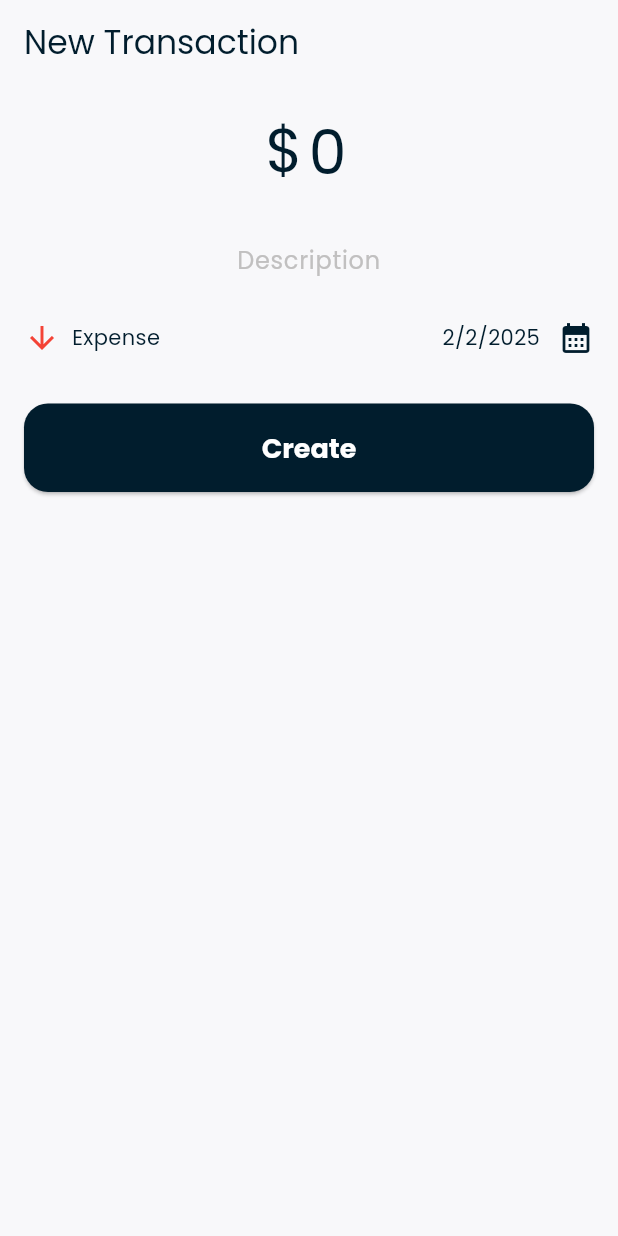
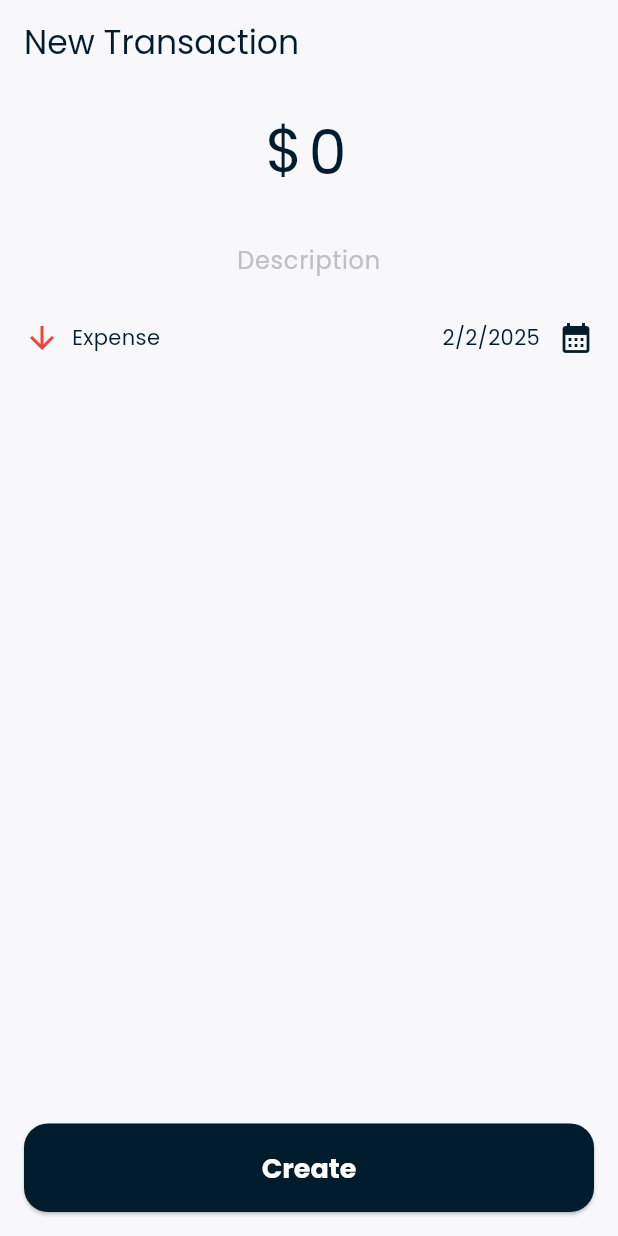
Before and after one commit to henriquezanfa/our_budget, a Flutter app: the UpsertTransactionWidget widget shown alone on an empty page, opened directly, on a phone screen of 412 x 824 dp. Run offline on Flutter 3.47's test engine with Material 3 defaults, Android fonts, the light colour scheme and no system bars; our stand-ins replace bloc, cloud_firestore, firebase_auth, firebase_core, flutter_bloc, fpdart and 5 more; accounts and stored records are empty; generated files the repository leaves out were written again.

Commit message:
feat: add resizeToAvoidBottomInset parameter to OBScreen for better layout handling

```diff
--- a/packages/app/lib/features/transactions/presentation/widgets/upsert_transaction_widget.dart
+++ b/packages/app/lib/features/transactions/presentation/widgets/upsert_transaction_widget.dart
@@ -22,7 +22,10 @@ class UpsertTransactionWidget extends StatelessWidget {
 
   @override
   Widget build(BuildContext context) {
-    return BlocListener<TransactionsBloc, TransactionsState>(
+    return GestureDetector(
+      behavior: HitTestBehavior.opaque,
+      onTap: () {}, // to cancel the unfocus from the parent
+      child: BlocListener<TransactionsBloc, TransactionsState>(
         listener: (context, state) {
           if (state is TransactionsError) {
             final theme = Theme.of(context);
@@ -38,11 +41,9 @@ class UpsertTransactionWidget extends StatelessWidget {
             Navigator.of(context).pop();
           }
         },
-      child: OBScreen.secondary(
-        title: 'New Transaction',
-        children: [
-          SliverToBoxAdapter(child: _TransactionView(transaction: transaction)),
-        ],
+        child: _TransactionView(
+          transaction: transaction,
+        ),
       ),
     );
   }
@@ -82,7 +83,7 @@ class _TransactionViewState extends State<_TransactionView> {
 
     _selectedAccountId = transaction?.accountId;
     _category = transaction?.category;
-    _type = transaction?.type;
+    _type = transaction?.type ?? MoneyTransactionType.outcome;
     _selectedDate = transaction?.date ?? DateTime.now();
 
     _amountController.addListener(() => setState(() {}));
@@ -91,66 +92,31 @@ class _TransactionViewState extends State<_TransactionView> {
 
   @override
   Widget build(BuildContext context) {
-    return Form(
+    return BlocListener<TransactionsBloc, TransactionsState>(
+      listener: (context, state) {
+        if (state is AccountsAndCategoriesState) {
+          _selectedAccountId = state.accounts.first.id;
+        }
+      },
+      child: OBScreen.secondary(
+        title: 'New Transaction',
+        bottomWidget: Padding(
+          padding: EdgeInsets.only(
+            bottom: MediaQuery.of(context).viewInsets.bottom,
+          ),
+          child: OBElevatedButton(
+            text: _isEditing ? 'Update' : 'Create',
+            onPressed: _onTap,
+          ),
+        ),
+        children: [
+          SliverToBoxAdapter(
+            child: Form(
               child: Column(
+                crossAxisAlignment: CrossAxisAlignment.stretch,
                 children: [
-          const AmountInputText(),
-          // OBTextField(
-          //   controller: _amountController,
-          //   autofocus: true,
-          //   labelText: 'Amount',
-          //   keyboardType: const TextInputType.numberWithOptions(
-          //     decimal: true,
-          //   ),
-          //   inputTextFormatters: [
-          //     FilteringTextInputFormatter.allow(RegExp('[0-9.]')),
-          //     TextInputFormatter.withFunction((oldValue, newValue) {
-          //       final text = newValue.text;
-          //       return text.isEmpty
-          //           ? newValue
-          //           : double.tryParse(text) == null
-          //               ? oldValue
-          //               : newValue;
-          //     }),
-          //   ],
-          // ),
+                  AmountInputText(controller: _amountController),
                   DescriptionInputText(controller: _descriptionController),
-          // OBTextField(
-          //   controller: _descriptionController,
-          //   labelText: 'Description',
-          // ),
-          // TODO: achar um jeito melhor de lidar com conta porque quando só
-          //  tem uma, o widget adiciona a padding mesmo com Offstage
-          // BlocBuilder<TransactionsBloc, TransactionsState>(
-          //   buildWhen: (_, current) => current is AccountsAndCategoriesState,
-          //   builder: (context, state) {
-          //     if (state is AccountsAndCategoriesState) {
-          //       accounts = state.accounts;
-          //       if (accounts.isNotEmpty && _selectedAccountName == null) {
-          //         _selectedAccountName = accounts.first.name;
-          //         _selectedAccountId = accounts.first.id;
-          //       }
-          //     }
-
-          //     if (accounts.length == 1) {
-          //       return const Offstage();
-          //     }
-
-          //     return OBFieldSelection(
-          //       labelText: 'Account',
-          //       items: accounts.map((e) => e.name).toList(),
-          //       initialSelectedItem: _selectedAccountName,
-          //       onSelectionChanged: (selection) => setState(() {
-          //         _selectedAccountId = accounts
-          //             .firstWhereOrNull(
-          //               (element) => element.name == selection,
-          //             )
-          //             ?.id;
-          //         _selectedAccountName = selection;
-          //       }),
-          //     );
-          //   },
-          // ),
                   Row(
                     mainAxisAlignment: MainAxisAlignment.spaceBetween,
                     children: [
@@ -183,24 +149,20 @@ class _TransactionViewState extends State<_TransactionView> {
                   ),
                   _CategorySelectorWidget(
                     selectedCategory: _category,
-            onChanged: (category) {
-              setState(() {
-                _category = category;
-              });
-            },
+                    onChanged: (category) =>
+                        setState(() => _category = category),
                   ),
-          OBElevatedButton(
-            text: _isEditing ? 'Update' : 'Create',
-            onPressed: () {
-              _onTap(context);
-            },
+                  const SizedBox(height: OBSizes.medium),
+                ].withSpaceBetween(height: OBSizes.medium),
               ),
-        ].withSpaceBetween(height: OBSizes.medium),
+            ),
+          ),
+        ],
       ),
     );
   }
 
-  void _onTap(BuildContext context) {
+  void _onTap() {
     if (_isEditing) {
       context.read<TransactionsBloc>().add(
             UpdateTransaction(
@@ -249,9 +211,14 @@ class _CategorySelectorWidget extends StatelessWidget {
           categories = state.categories;
         }
 
-        return Wrap(
+        return Column(
+          crossAxisAlignment: CrossAxisAlignment.stretch,
+          children: [
+            const SizedBox(height: OBSizes.screenPadding),
+            Wrap(
               spacing: OBSizes.xsmall,
               runSpacing: OBSizes.xsmall,
+              alignment: WrapAlignment.center,
               children: categories.map(
                 (e) {
                   final isSelected = e.name == selectedCategory?.name;
@@ -261,9 +228,14 @@ class _CategorySelectorWidget extends StatelessWidget {
                     child: Container(
                       decoration: BoxDecoration(
                         borderRadius: BorderRadius.circular(OBSizes.large),
+                        border: Border.all(
                           color: isSelected
                               ? OBColors.tertiary
                               : OBColors.tertiary.withOpacity(0.1),
+                        ),
+                        color: isSelected
+                            ? OBColors.tertiary
+                            : OBColors.tertiary.withOpacity(0.05),
                       ),
                       padding: const EdgeInsets.symmetric(
                         horizontal: OBSizes.small,
@@ -276,19 +248,14 @@ class _CategorySelectorWidget extends StatelessWidget {
                             e.name,
                             style: Theme.of(context).textTheme.bodySmall,
                           ),
-                      if (isSelected) ...[
-                        const SizedBox(width: OBSizes.xxxSmall),
-                        const Icon(
-                          Icons.check,
-                          size: OBSizes.medium,
-                        ),
-                      ],
                         ],
                       ),
                     ),
                   );
                 },
               ).toList(),
+            ),
+          ],
         );
       },
     );
@@ -449,11 +416,7 @@ class _DescriptionInputTextState extends State<DescriptionInputText> {
           hintStyle: const TextStyle(color: hintColor),
           hintText: 'Description',
           floatingLabelAlignment: FloatingLabelAlignment.center,
-          focusedBorder: border.copyWith(
-            borderSide: const BorderSide(
-              color: hintColor,
-            ),
-          ),
+          focusedBorder: border,
         ),
       ),
     );
--- a/packages/app/lib/ui/widgets/ob_screen.dart
+++ b/packages/app/lib/ui/widgets/ob_screen.dart
@@ -29,6 +29,7 @@ class OBScreen extends StatelessWidget {
     SliverAppBar? appBar,
     VoidCallback? onRefresh,
     Widget? bottomWidget,
+    bool? resizeToAvoidBottomInset,
   }) {
     return OBScreen._(
       title: title,
@@ -37,6 +38,7 @@ class OBScreen extends StatelessWidget {
       onRefresh: onRefresh,
       type: OBScreenType.secondary,
       bottomWidget: bottomWidget,
+      resizeToAvoidBottomInset: resizeToAvoidBottomInset,
       children: children,
     );
   }
@@ -49,6 +51,7 @@ class OBScreen extends StatelessWidget {
     this.onRefresh,
     this.bottomWidget,
     this.type = OBScreenType.primary,
+    this.resizeToAvoidBottomInset,
   }) : assert(title != null || appBar != null, 'title or appBar must be set');
   final String? title;
   final List<Widget>? actions;
@@ -57,6 +60,7 @@ class OBScreen extends StatelessWidget {
   final VoidCallback? onRefresh;
   final OBScreenType type;
   final Widget? bottomWidget;
+  final bool? resizeToAvoidBottomInset;
 
   Widget _buildChild() {
     return CustomScrollView(
@@ -117,6 +121,7 @@ class OBScreen extends StatelessWidget {
       const appBarHeight = 30.0;
       const edgeOffset = kToolbarHeight + appBarHeight;
       return Scaffold(
+        resizeToAvoidBottomInset: resizeToAvoidBottomInset,
         body: RefreshIndicator.adaptive(
           edgeOffset: edgeOffset,
           onRefresh: () async {
@@ -134,6 +139,7 @@ class OBScreen extends StatelessWidget {
 
     return Scaffold(
       body: SafeArea(child: child),
+      resizeToAvoidBottomInset: resizeToAvoidBottomInset,
       bottomNavigationBar: bottomWidget,
     );
   }
```
Lines whose indentation alone changed are shown as unchanged.
